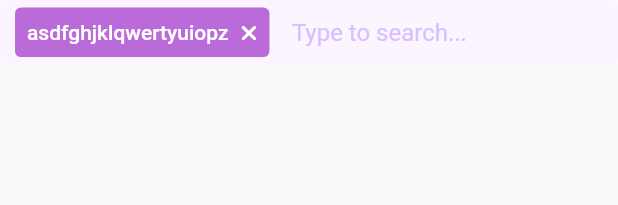
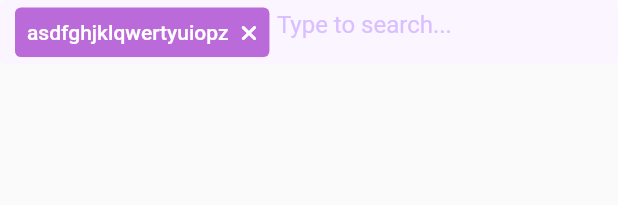
Before and after one commit to ryjacky/tagref, a Flutter app: the TagSearchBar widget shown alone on an empty page, opened directly, on a phone screen of 412 x 824 dp. Shown: the top 205 px of the screen. Run offline on Flutter 3.47's test engine with Material 2 defaults, Android fonts, the phone set to English and light mode, and no system bars; our stand-ins replace font_awesome_flutter; network calls fail.

Commit message:
- Added logo.png - AppBar UI - TagSearchBar.dart optimization: fixed conflicts with Row(widget) parent

```diff
--- a/lib/ui/TagSearchBar.dart
+++ b/lib/ui/TagSearchBar.dart
@@ -24,19 +24,32 @@ class _TagSearchBarState extends State<TagSearchBar> {
           child: Row(
             children: [
               TagLabel(onPressed: () => {}, tagWd: "asdfghjklqwertyuiopz"),
-              const Flexible(
-                child: TextField(
+                SizedBox(
+                width: MediaQuery.of(context).size.width/3, height: 25,
+                child: const TextField(
                       style: TextStyle(color: primaryColorDark),
                       cursorColor: primaryColorDark,
                       decoration: InputDecoration(
                         isDense: true,
-                    contentPadding: EdgeInsets.symmetric(vertical: 0, horizontal: 10),
                         border: InputBorder.none,
                         hintText: "Type to search...",
                         hintStyle: TextStyle(color: primaryColor),
                       ),
                     ),
               )
+              // const Flexible(
+              //   child: TextField(
+              //     style: TextStyle(color: primaryColorDark),
+              //     cursorColor: primaryColorDark,
+              //     decoration: InputDecoration(
+              //       isDense: true,
+              //       contentPadding: EdgeInsets.symmetric(vertical: 0, horizontal: 10),
+              //       border: InputBorder.none,
+              //       hintText: "Type to search...",
+              //       hintStyle: TextStyle(color: primaryColor),
+              //     ),
+              //   ),
+              // )
             ],
           ),
         )
--- a/pubspec.yaml
+++ b/pubspec.yaml
@@ -65,6 +65,7 @@ flutter:
   #   - images/a_dot_ham.jpeg
   assets:
     - assets/beautiful_view.png
+    - assets/images/logo.png
 
   # An image asset can refer to one or more resolution-specific "variants", see
   # https://flutter.dev/assets-and-images/#resolution-aware.
```
Also changed, not shown: lib/main.dart (+28 -8 lines), assets/images/logo.png (added). Lines whose indentation alone changed are shown as unchanged.
